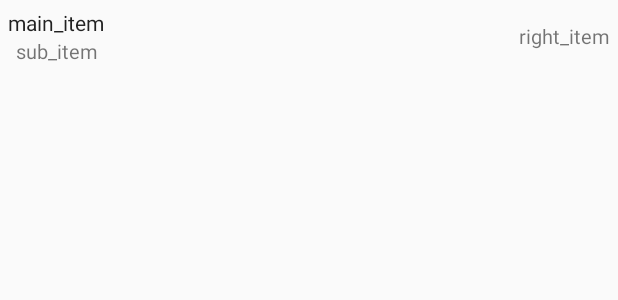
After one commit to tnkTaka/ItArticleCollection60213, an Android app: the layout list_item.xml on its own in the app's theme, with its tools: preview values and no code run, on a phone screen of 412 x 824 dp. The commit adds this screen. Shown: the top 300 px of the screen. Run offline under Robolectric (Android 15) with nearby library versions, the phone set to English and light mode, and no system bars.

Commit message:
ListViewできた

```diff
--- a/app/src/main/AndroidManifest.xml
+++ b/app/src/main/AndroidManifest.xml
@@ -1,6 +1,9 @@
 <?xml version="1.0" encoding="utf-8"?>
 <manifest xmlns:android="http://schemas.android.com/apk/res/android"
     package="local.hal.st32.android.itarticlecollection60213">
+
+    <uses-permission android:name="android.permission.INTERNET"/>
+    <uses-permission android:name="android.permission.ACCESS_NETWORK_STATE"/>
 
     <application
         android:allowBackup="true"
--- /dev/null
+++ b/app/src/main/res/layout/list_item.xml
@@ -0,0 +1,47 @@
+<?xml version="1.0" encoding="utf-8"?>
+<LinearLayout
+    xmlns:android="http://schemas.android.com/apk/res/android"
+    android:orientation="horizontal"
+    android:layout_width="match_parent"
+    android:layout_height="wrap_content"
+    android:padding="5dp"
+    android:gravity="center_vertical">
+
+    <LinearLayout
+        android:orientation="vertical"
+        android:layout_width="wrap_content"
+        android:layout_height="wrap_content"
+        android:layout_weight="1">
+
+        <TextView
+            android:layout_width="wrap_content"
+            android:layout_height="wrap_content"
+            android:id="@+id/item_main"
+            android:text="main_item"
+            android:textSize="14dp"
+            android:textAppearance="?android:textAppearanceLarge" />
+
+        <TextView
+            android:layout_width="wrap_content"
+            android:layout_height="wrap_content"
+            android:id="@+id/item_sub"
+            android:text="sub_item"
+            android:textSize="13dp"
+            android:textAppearance="?android:textAppearanceSmall"
+            android:layout_marginLeft="5dp" />
+    </LinearLayout>
+
+    <LinearLayout
+        android:orientation="vertical"
+        android:layout_width="wrap_content"
+        android:layout_height="match_parent"
+        android:gravity="center_vertical">
+
+        <TextView
+            android:layout_width="wrap_content"
+            android:layout_height="wrap_content"
+            android:text="right_item"
+            android:textSize="13dp"
+            android:id="@+id/item_right" />
+    </LinearLayout>
+</LinearLayout>
```
Also changed, not shown: app/src/main/java/local/hal/st32/android/itarticlecollection60213/ArticleListActivity.java (+17 -0 lines), app/src/main/java/local/hal/st32/android/itarticlecollection60213/GetListArticles.java (added, +153 -0 lines), app/src/main/res/layout/activity_article_list.xml (+12 -9 lines).
